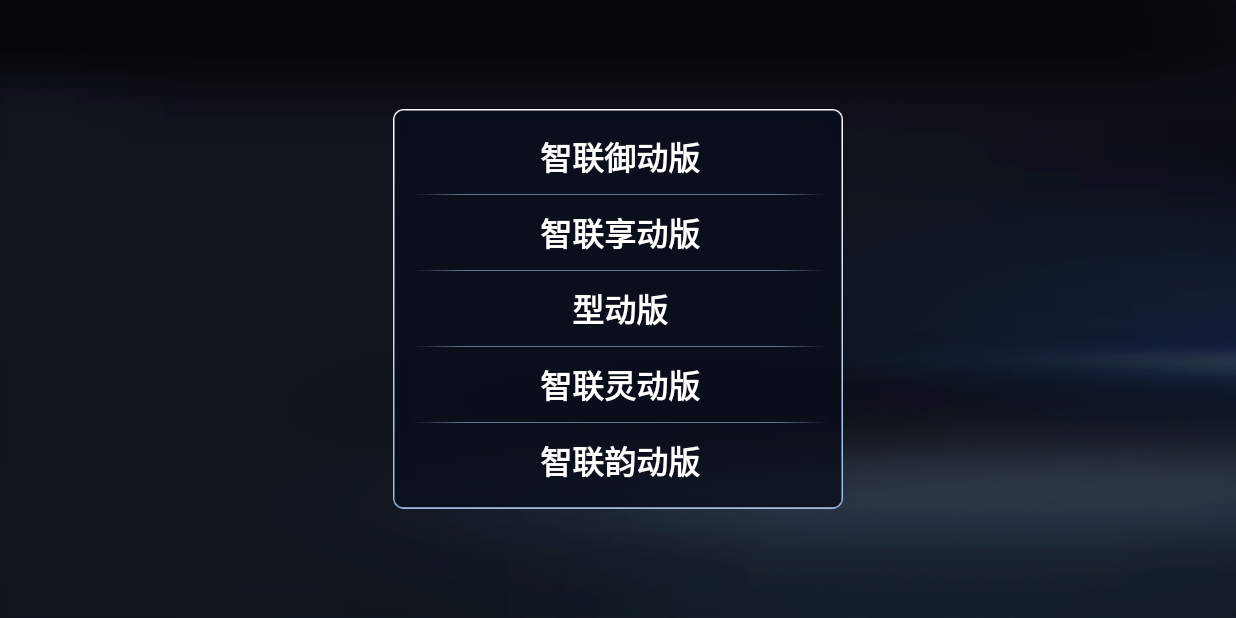
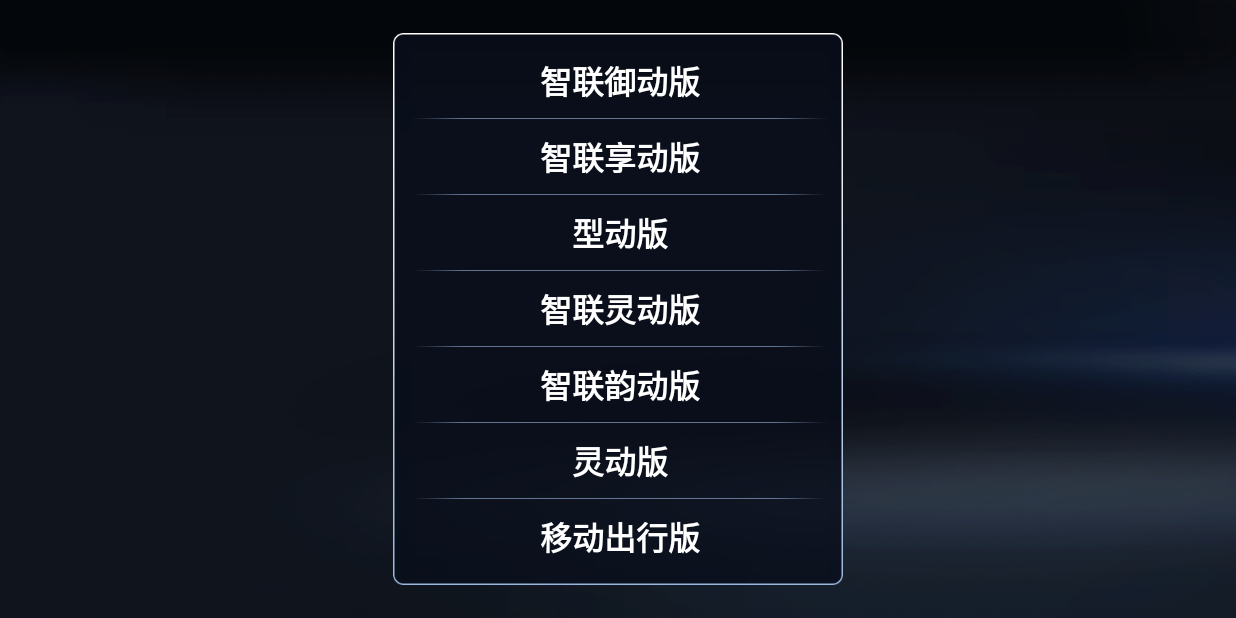
Before and after one commit to wyc255856/H5, an Android app: the H5ManualSelecteCarActivity screen opened directly, with no data from a screen before it, after a tap on "请选择车辆版本", on a phone screen of 824 x 412 dp (held sideways). Run offline under Robolectric (Android 15) with nearby library versions, the phone set to English and light mode, and no system bars.

Commit message:
添加了两款h5车型

```diff
--- a/app/build.gradle
+++ b/app/build.gradle
@@ -34,4 +34,5 @@ dependencies {
     compile 'com.github.japgolly.android:svg-android:2.0.6'
     //    compile 'cn.finalteam:okhttpfinal:2.0.7'
     compile project(':h5')
+    implementation 'com.github.wyc255856:H5:main_1.0.0'
 }
--- a/h5/src/main/java/com/faw/h5/H5ManualSelecteCarActivity.java
+++ b/h5/src/main/java/com/faw/h5/H5ManualSelecteCarActivity.java
@@ -63,11 +63,15 @@ public class H5ManualSelecteCarActivity extends H5BaseActivity implements View.O
         textView3 = (TextView) findViewById(R.id.text_3);
         textView4 = (TextView) findViewById(R.id.text_4);
         textView5 = (TextView) findViewById(R.id.text_5);
+        textView6 = (TextView) findViewById(R.id.text_6);
+        textView7 = (TextView) findViewById(R.id.text_7);
         textView1.setOnClickListener(this);
         textView2.setOnClickListener(this);
         textView3.setOnClickListener(this);
         textView4.setOnClickListener(this);
         textView5.setOnClickListener(this);
+        textView6.setOnClickListener(this);
+        textView7.setOnClickListener(this);
     }
 
     @Override
@@ -85,6 +89,10 @@ public class H5ManualSelecteCarActivity extends H5BaseActivity implements View.O
             H5SharedpreferencesUtil.setCarModel(H5ManualSelecteCarActivity.this, "HONGQIH5_4");
         } else if (str.equals("智联御动版")) {
             H5SharedpreferencesUtil.setCarModel(H5ManualSelecteCarActivity.this, "HONGQIH5_5");
+        } else if (str.equals("移动出行版")) {
+            H5SharedpreferencesUtil.setCarModel(H5ManualSelecteCarActivity.this, "HONGQIH5_2");
+        } else if (str.equals("灵动版")) {
+            H5SharedpreferencesUtil.setCarModel(H5ManualSelecteCarActivity.this, "HONGQIH5_3");
         }
         H5SharedpreferencesUtil.setIsFirst(H5ManualSelecteCarActivity.this, false);
         startActivity(new Intent(H5ManualSelecteCarActivity.this, H5ManualWebActivity.class));
--- a/h5/src/main/res/layout/h5_activity_select.xml
+++ b/h5/src/main/res/layout/h5_activity_select.xml
@@ -130,7 +130,29 @@
                         style="@style/h5_spinner_text"
                         android:text="智联韵动版"
                         android:textStyle="bold" />
+                    <View
+                        android:layout_width="match_parent"
+                        android:layout_height="1px"
+                        android:layout_gravity="center_horizontal"
+                        android:background="@mipmap/h5_m_line" />
 
+                    <TextView
+                        android:id="@+id/text_6"
+                        style="@style/h5_spinner_text"
+                        android:text="灵动版"
+                        android:textStyle="bold" />
+
+                    <View
+                        android:layout_width="match_parent"
+                        android:layout_height="1px"
+                        android:layout_gravity="center_horizontal"
+                        android:background="@mipmap/h5_m_line" />
+
+                    <TextView
+                        android:id="@+id/text_7"
+                        style="@style/h5_spinner_text"
+                        android:text="移动出行版"
+                        android:textStyle="bold" />
 
                 </LinearLayout>
 
```
